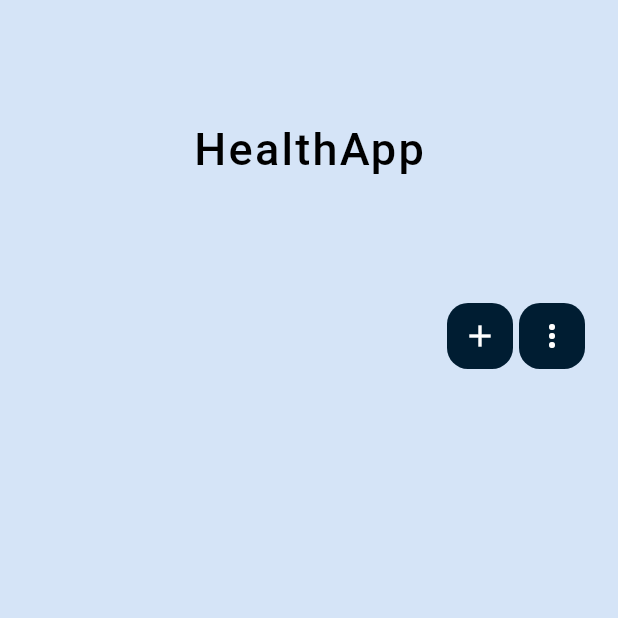
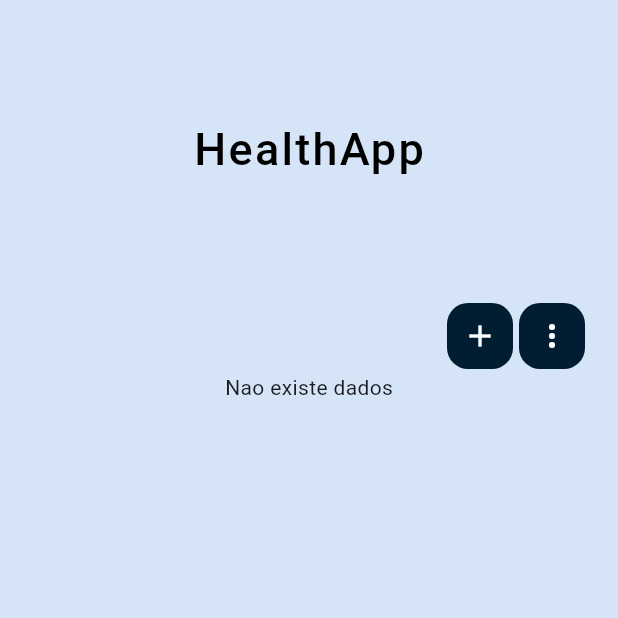
Before and after one commit to Pbcorrea1/ProjetoQI, a Flutter app: the screen it shows after launch, on a phone screen of 412 x 824 dp, the top half of it. Run offline on Flutter 3.47's test engine with Material 3 defaults, Android fonts, the phone set to English and light mode, and no system bars; our stand-ins replace sqflite; missing offline and left inert: time_picker_wheel; accounts and stored records are empty.

```diff
--- a/lib/home/home.dart
+++ b/lib/home/home.dart
@@ -1,15 +1,24 @@
 import 'package:flutter/material.dart';
+import 'package:projeto_health_app/home/components/new_alarm.dart';
+import 'package:projeto_health_app/repository/alarm_repository.dart';
 import 'package:projeto_health_app/shared/custom_app_bar.dart';
 
-class Home extends StatelessWidget {
+class Home extends StatefulWidget {
   const Home({super.key});
 
+  @override
+  State<Home> createState() => _HomeState();
+}
+
+class _HomeState extends State<Home> {
   @override
   Widget build(BuildContext context) {
     return Scaffold(
         backgroundColor: Color.fromRGBO(213, 228, 247, 1),
         appBar: customAppBar("HealthApp"),
-      body: Row(
+        body: Column(
+          children: [
+            Row(
               mainAxisAlignment: MainAxisAlignment.end,
               children: [
                 Actions(
@@ -21,12 +30,14 @@ class Home extends StatelessWidget {
                           IconButton(
                             padding: EdgeInsets.all(10),
                             color: Colors.white,
-                      onPressed: () => {Navigator.pushNamed(context, 'alarms')},
+                            onPressed: () =>
+                                {Navigator.pushNamed(context, 'alarms')},
                             icon: Icon(Icons.add),
                             style: const ButtonStyle(
-                          shape: WidgetStatePropertyAll(RoundedRectangleBorder(
-                              borderRadius:
-                                  BorderRadius.all(Radius.circular(14)))),
+                                shape: WidgetStatePropertyAll(
+                                    RoundedRectangleBorder(
+                                        borderRadius: BorderRadius.all(
+                                            Radius.circular(14)))),
                                 backgroundColor: WidgetStatePropertyAll(
                                     Color.fromRGBO(0, 29, 50, 1))),
                           ),
@@ -35,9 +46,10 @@ class Home extends StatelessWidget {
                               style: const ButtonStyle(
                                   shape: WidgetStatePropertyAll(
                                       RoundedRectangleBorder(
-                                    borderRadius:
-                                        BorderRadius.all(Radius.circular(14)))),
-                            iconColor: WidgetStatePropertyAll(Colors.white),
+                                          borderRadius: BorderRadius.all(
+                                              Radius.circular(14)))),
+                                  iconColor:
+                                      WidgetStatePropertyAll(Colors.white),
                                   backgroundColor: WidgetStatePropertyAll(
                                       Color.fromRGBO(0, 29, 50, 1))),
                               itemBuilder: (Context) => [
@@ -54,6 +66,44 @@ class Home extends StatelessWidget {
                     )),
               ],
             ),
+            FutureBuilder(
+                future: AlarmRepository.findAll(),
+                builder: (context, snapshot) {
+                  if (snapshot.connectionState == ConnectionState.none ||
+                      snapshot.connectionState == ConnectionState.waiting) {
+                    return const Center(
+                      child: CircularProgressIndicator(),
                     );
                   }
+                  if (!snapshot.hasData || snapshot.data!.isEmpty) {
+                    return const Center(
+                      child: Text('Nao existe dados'),
+                    );
                   }
+                  var listaDeAlarmes = snapshot.data!;
+                  return RefreshIndicator(
+                      onRefresh: () async {
+                        listaDeAlarmes = await AlarmRepository.findAll();
+                        setState(() {});
+                      },
+                      child: Padding(
+                        padding: EdgeInsets.all(10),
+                        child:
+                            Column(mainAxisSize: MainAxisSize.min, children: [
+                          Container(
+                            height: 300,
+                            child: Expanded(
+                                child: ListView.builder(
+                              scrollDirection: Axis.vertical,
+                              itemCount: listaDeAlarmes.length,
+                              itemBuilder: (context, index) => NewAlarm(
+                                  alarm: listaDeAlarmes[index], index: index),
+                            )),
+                          )
+                        ]),
+                      ));
+                }),
+          ],
+        ));
+  }
+}
--- a/lib/model/alarm.dart
+++ b/lib/model/alarm.dart
@@ -12,7 +12,7 @@ class Alarm {
       };
 
   factory Alarm.fromMap(Map<String, Object?> map) => Alarm(
-      alarmHour: 'alarmHour' ,
-      medicationName: 'medicationName' );
-
+      number: map['number'] as int,
+      alarmHour: map['alarmHour'] as String,
+      medicationName: map['medicationName'] as String);
 }
--- a/lib/shared/custom_time_picker.dart
+++ b/lib/shared/custom_time_picker.dart
@@ -11,8 +11,8 @@ TimePickerOptions customTimePicker() {
       numberSize: 30,
       labelSize: 30,
       wheelWidth: 50,
-      amPmSize: 15,
-      amPmWidth: 15,
+      amPmSize: 0,
+      amPmWidth: 0,
       selectedRowHeight: 40,
       selectedRowBackgroundColor: Color(4288465915),
       selectedRowForegroundColor: Colors.black,
```
Also changed, not shown: lib/alamrs/alarms.dart (+17 -2 lines), lib/home/components/new_alarm.dart (added, +59 -0 lines), lib/repository/alarm_repository.dart (+11 -3 lines). Lines whose indentation alone changed are shown as unchanged.
